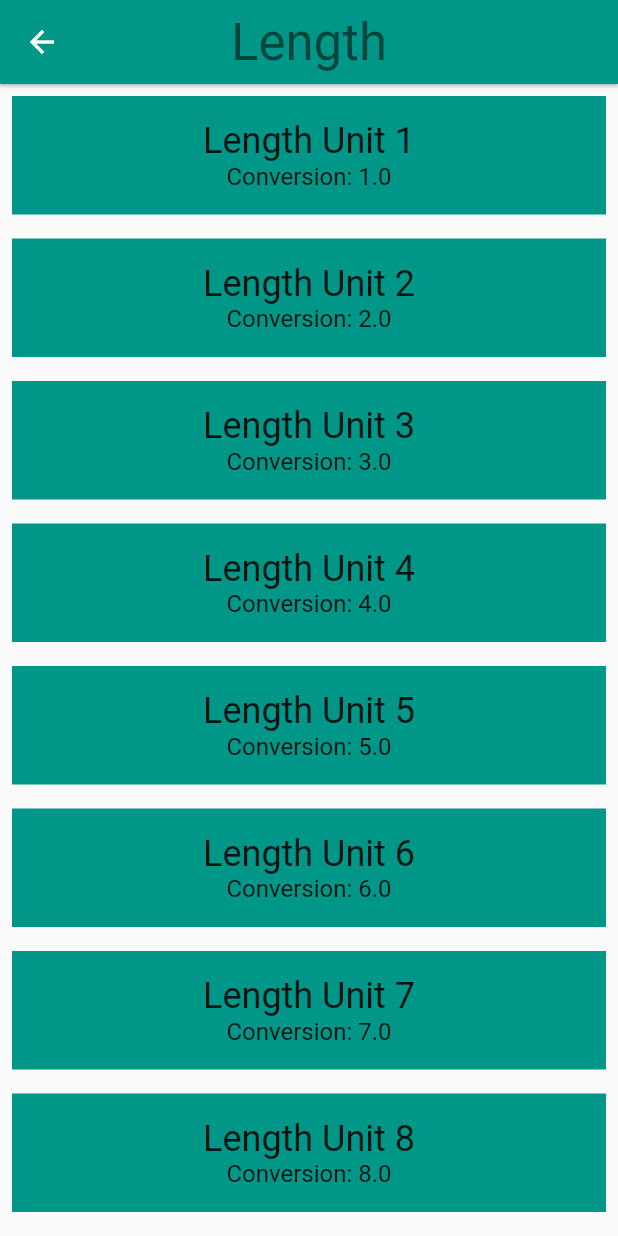
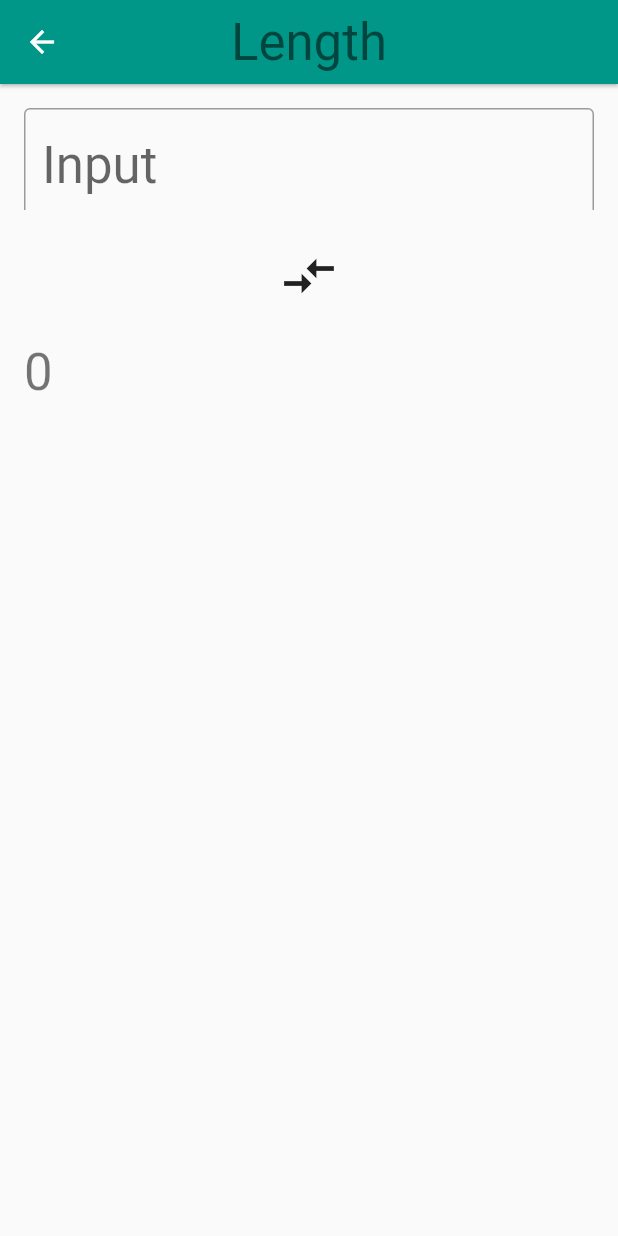
Before and after one commit to faraazahmad/unit_converter, a Flutter app: the screen it shows after launch, after a tap on "Length", on a phone screen of 412 x 824 dp. Run offline on Flutter 3.47's test engine with Material 2 defaults, Android fonts, the phone set to English and light mode, and no system bars.

Commit message:
Added onchange

```diff
--- a/lib/category_route.dart
+++ b/lib/category_route.dart
@@ -4,7 +4,14 @@ import 'unit.dart';
 
 final _backgroundColor = Colors.green[100];
 
-class CategoryRoute extends StatelessWidget {
+class CategoryRoute extends StatefulWidget {
+  const CategoryRoute();
+
+  @override
+  State<StatefulWidget> createState() => _CategoryRouteWidget();
+}
+
+class _CategoryRouteWidget extends State<CategoryRoute> {
   static const _categoryNames = <String>[
     'Length',
     'Area',
@@ -48,8 +55,6 @@ class CategoryRoute extends StatelessWidget {
     });
   }
 
-  const CategoryRoute();
-
   @override
   Widget build(BuildContext context) {
     final categories = <Category>[];
--- a/lib/converter_route.dart
+++ b/lib/converter_route.dart
@@ -1,6 +1,4 @@
 import 'package:flutter/material.dart';
-import 'package:meta/meta.dart';
-
 import 'unit.dart';
 
 /// Converter screen where users can input amounts to convert.
@@ -9,46 +7,125 @@ import 'unit.dart';
 ///
 /// While it is named ConverterRoute, a more apt name would be ConverterScreen,
 /// because it is responsible for the UI at the route's destination.
-class ConverterRoute extends StatelessWidget {
-  /// Units for this [Category].
-  final List<Unit> units;
+class ConverterRoute extends StatefulWidget {
   final String name;
   final Color color;
+  final List<Unit> units;
 
-  /// This [ConverterRoute] requires the name, color, and units to not be null.
   const ConverterRoute({
+    @required this.name,
+    @required this.color,
     @required this.units,
-    @required this.name,
-    @required this.color
-  }) : assert(units != null),
-       assert(name != null),
-       assert(color != null);
+  })  : assert(name != null),
+        assert(color != null),
+        assert(units != null);
+
+  @override
+  State<StatefulWidget> createState() => _ConverterRouteState();
+}
+
+class _ConverterRouteState extends State<ConverterRoute> {
+  double _inputValue;
+  String _outputValue = "0";
+  TextEditingController _c;
+
+  // Determine whether you need to override anything, such as initState()
+  @override
+  void initState() {
+    _c = TextEditingController();
+    super.initState();
+  }
+  // TODO: Add other helper functions. We've given you one, _format()
+  void _calcOutput(String input) {
+    setState(() {
+      _inputValue = double.parse(input);
+      // TODO: choose conversion constant
+      _outputValue = _format(_inputValue);
+    });
+  }
+
+  void _switchUnits() {
+
+  }
+
+  Widget _buildDropdown() {
+    return null;
+  }
+
+  /// Clean up conversion; trim trailing zeros, e.g. 5.500 -> 5.5, 10.0 -> 10
+  String _format(double conversion) {
+    var outputNum = conversion.toStringAsPrecision(7);
+    if(outputNum.contains('.') && outputNum.endsWith('0')) {
+      var i = outputNum.length - 1;
+      while(outputNum[i] == '0') {
+        i -= 1;
+      }
+      outputNum = outputNum.substring(0, i + 1);
+    }
+    if(outputNum.endsWith('.')) {
+      return outputNum.substring(0, outputNum.length - 1);
+    }
+    return outputNum;
+  }
+
 
   @override
   Widget build(BuildContext context) {
-    // Here is just a placeholder for a list of mock units
-    final unitWidgets = units.map((Unit unit) {
-      return Container(
-        color: color,
-        margin: EdgeInsets.all(8.0),
+    // TODO: Create the 'input' group of widgets. This is a Column that includes
+    // includes the output value, and 'from' unit [Dropdown].
+    final inputGroup = Container(
+      height: 100.0,
+      child: Padding(
         padding: EdgeInsets.all(16.0),
-        child: Column(
+        child: ListView(
+          children: <Widget>[
+            TextField(
+              keyboardType: TextInputType.number,
+              style: Theme.of(context).textTheme.display1,
+              decoration: InputDecoration(
+                labelText: 'Input',
+                border: OutlineInputBorder(),
+              ),
+              onChanged: _calcOutput,
+            ),
+            /// TODO: execute a dropdown generator function
+          ],
+        ),
+      ),
+    );
+
+    /// Create a compare arrows icon.
+    final arrowsIcon = IconButton(
+      icon: Icon(Icons.compare_arrows),
+      iconSize: 40.0,
+      onPressed: _switchUnits,
+    );
+
+    /// Create the 'output' group of widgets. This is a Column that
+    final outputGroup = Container(
+      height: 100.0,
+      child: Padding(
+        padding: EdgeInsets.all(16.0),
+        child: ListView(
           children: <Widget>[
             Text(
-              unit.name,
-              style: Theme.of(context).textTheme.headline,
+              "$_outputValue",
+              style: Theme.of(context).textTheme.display1,
             ),
-            Text(
-              'Conversion: ${unit.conversion}',
-              style: Theme.of(context).textTheme.subhead,
-            ),
+            // TODO: execute dropdown generator
           ],
         ),
-      );
-    }).toList();
+      ),
+    );
+
+    // TODO: Return the input, arrows, and output widgets, wrapped in
 
     return ListView(
-      children: unitWidgets,
+      children: <Widget>[
+        inputGroup,
+        arrowsIcon,
+        outputGroup,
+      ],
     );
   }
 }
```
